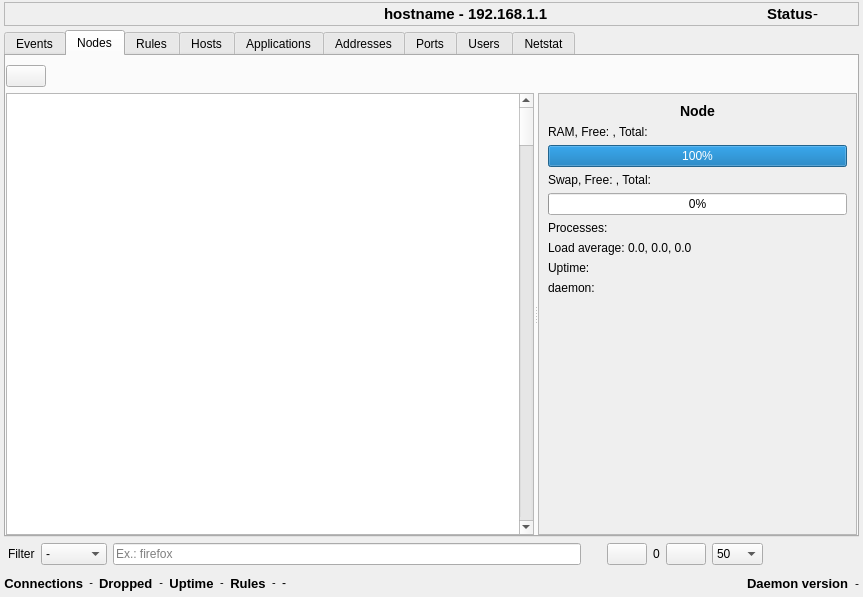
Above: ui/opensnitch/res/stats.ui from Cthululz/opensnitch before the change. Below: the same form after it.
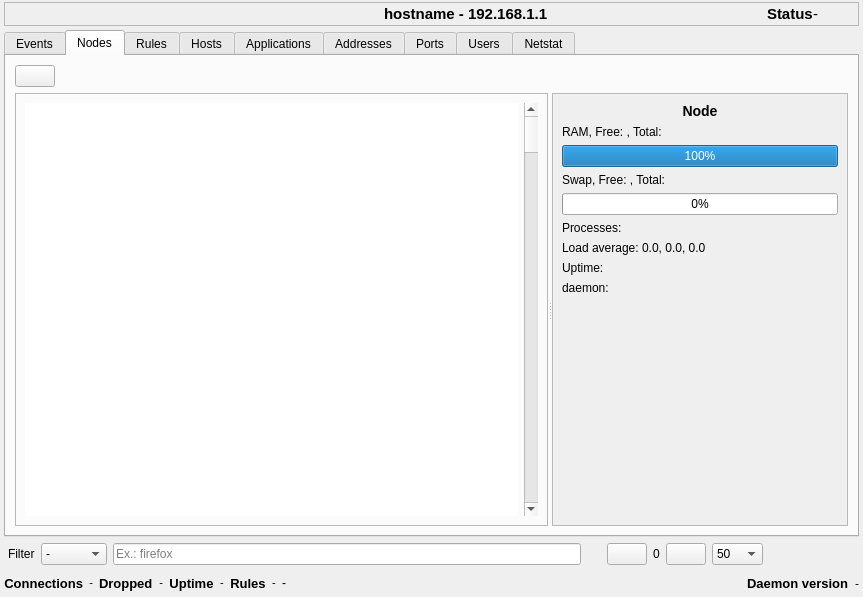
That is the form after the change. The open tabs and pages were chosen to show the change. Icons and pictures are not drawn. Custom widgets are drawn as their Qt base class.

The edit to the form file:
```diff
--- a/ui/opensnitch/res/stats.ui
+++ b/ui/opensnitch/res/stats.ui
@@ -368,15 +368,6 @@
        <string>Nodes</string>
       </attribute>
       <layout class="QGridLayout" name="gridLayout_6">
-       <property name="leftMargin">
-        <number>0</number>
-       </property>
-       <property name="rightMargin">
-        <number>0</number>
-       </property>
-       <property name="bottomMargin">
-        <number>0</number>
-       </property>
        <item row="0" column="0">
         <layout class="QHBoxLayout" name="nodesToolbar">
          <item>
@@ -514,21 +505,6 @@
            <enum>QFrame::Shadow::Raised</enum>
           </property>
           <layout class="QGridLayout" name="gridLayout_3">
-           <property name="leftMargin">
-            <number>0</number>
-           </property>
-           <property name="topMargin">
-            <number>0</number>
-           </property>
-           <property name="rightMargin">
-            <number>0</number>
-           </property>
-           <property name="bottomMargin">
-            <number>0</number>
-           </property>
-           <property name="spacing">
-            <number>0</number>
-           </property>
            <item row="0" column="0">
             <widget class="GenericTableView" name="nodesTable">
              <property name="frameShape">
@@ -581,8 +557,8 @@
             <rect>
              <x>0</x>
              <y>0</y>
-             <width>341</width>
-             <height>419</height>
+             <width>183</width>
+             <height>204</height>
             </rect>
            </property>
            <layout class="QGridLayout" name="gridLayout_5">
```
Left out of the diff: 71 changed lines with no effect on the pictures.
